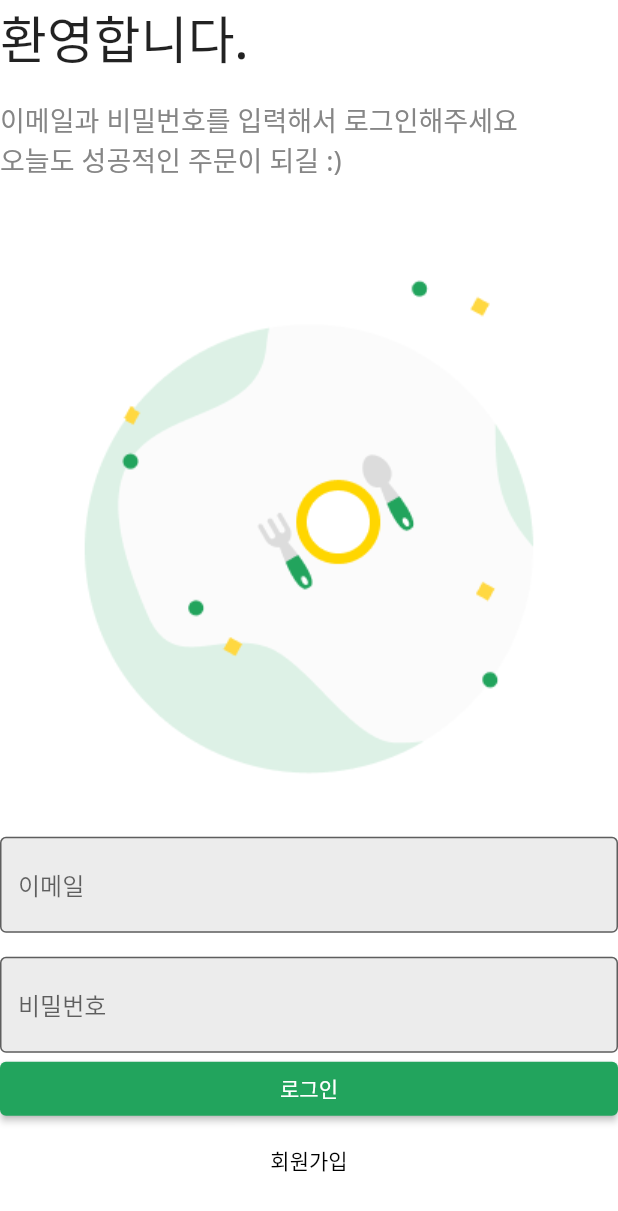
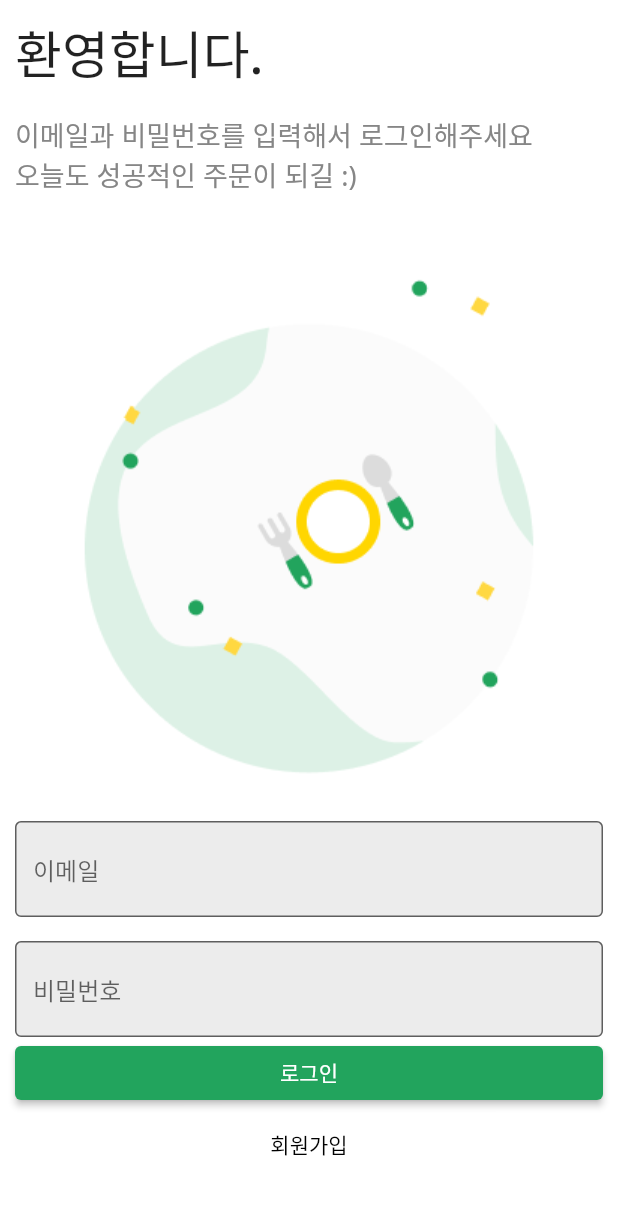
Before and after one commit to AsanHO/flutter_deep_dive, a Flutter app: the screen it shows after launch, on a phone screen of 412 x 824 dp. Shown: the top 1211 px of the screen. Run offline on Flutter 3.47's test engine with Material 2 defaults, Android fonts, the phone set to English and light mode, and no system bars; our stand-ins replace dio, flutter_secure_storage; network calls fail.

Commit message:
리프레시 토큰 재발급 로직 작성
login_screen.dart ui 수정

```diff
--- a/lib/user/view/login_screen.dart
+++ b/lib/user/view/login_screen.dart
@@ -26,6 +26,12 @@ class _LoginScreenState extends State<LoginScreen> {
   @override
   Widget build(BuildContext context) {
     return DefaultLayout(
+      child: SingleChildScrollView(
+        keyboardDismissBehavior: ScrollViewKeyboardDismissBehavior.onDrag,
+        child: SafeArea(
+          bottom: true,
+          child: Padding(
+            padding: const EdgeInsets.all(10),
             child: Column(
               crossAxisAlignment: CrossAxisAlignment.stretch,
               children: [
@@ -99,6 +105,9 @@ class _LoginScreenState extends State<LoginScreen> {
                 ),
               ],
             ),
+          ),
+        ),
+      ),
     );
   }
 }
```
Lines whose indentation alone changed are shown as unchanged.
